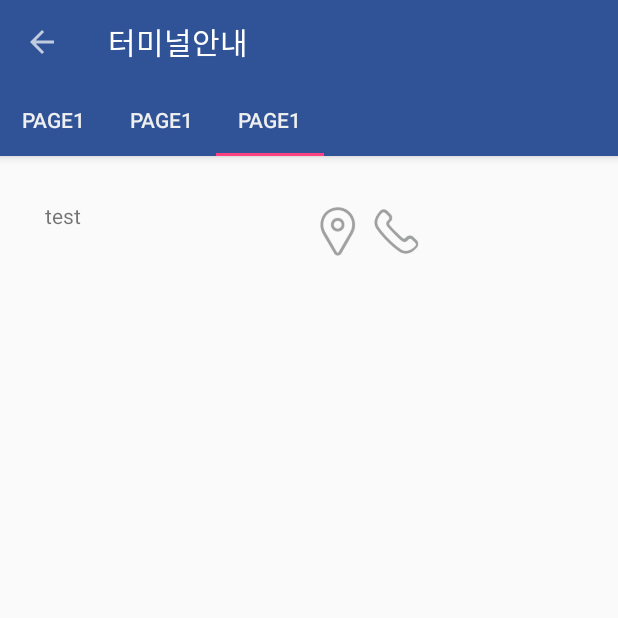
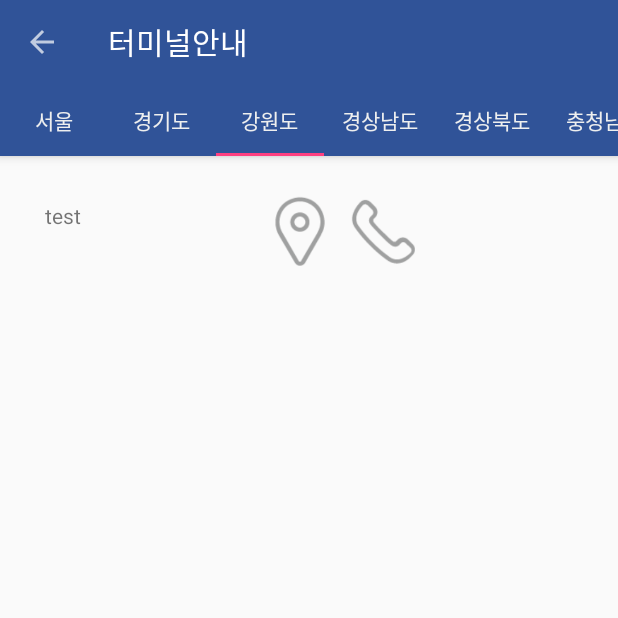
Before and after one commit to songmho/BusRo, an Android app: the TerminalActivity screen opened directly, with no data from a screen before it, tab 3 chosen, on a phone screen of 412 x 824 dp, the top half of it. Run offline under Robolectric (Android 15) with nearby library versions, the phone set to English and light mode, and no system bars; 1 statement that could not run was skipped.

Commit message:
터미널 페이지추가

```diff
--- a/app/src/main/java/com/busro/busro/TerminalActivity.java
+++ b/app/src/main/java/com/busro/busro/TerminalActivity.java
@@ -12,7 +12,7 @@ import android.support.v7.widget.Toolbar;
  * Created by 은별 on 2016-01-21.
  */
 public class TerminalActivity extends AppCompatActivity{
-    int MAX_PAGE = 3;
+    int MAX_PAGE = 9;
     Fragment cur_fragment = new Fragment();
 
     @Override
@@ -39,16 +39,38 @@ public class TerminalActivity extends AppCompatActivity{
 
         @Override
         public Fragment getItem(int position) {
+            Bundle bundle= new Bundle();
+
             if (position < 0 || MAX_PAGE <= position)
                 return null;
             switch (position) {
                 case 0:
                     cur_fragment = new page_1();
-                    break;
+                    bundle.putString("location", "서울");
+                    cur_fragment.setArguments(bundle);
+                    return cur_fragment;
                 case 1:
                     cur_fragment = new page_1();
                     break;
                 case 2:
+                    cur_fragment = new page_1();
+                    break;
+                case 3 :
+                    cur_fragment = new page_1();
+                    break;
+                case 4 :
+                    cur_fragment = new page_1();
+                    break;
+                case 5 :
+                    cur_fragment = new page_1();
+                    break;
+                case 6 :
+                    cur_fragment = new page_1();
+                    break;
+                case 7 :
+                    cur_fragment = new page_1();
+                    break;
+                case 8 :
                     cur_fragment = new page_1();
                     break;
             }
@@ -64,12 +86,23 @@ public class TerminalActivity extends AppCompatActivity{
         public CharSequence getPageTitle(int position) {
             switch(position){
                 case 0:
-                    return "page1";
+                    return "서울";
                 case 1:
-                    return "page1";
+                    return "경기도";
                 case 2:
-                    return "page1";
-
+                    return "강원도";
+                case 3:
+                    return "경상남도";
+                case 4:
+                    return "경상북도";
+                case 5:
+                    return "충청남도";
+                case 6:
+                    return "충청북도";
+                case 7:
+                    return "전라남도";
+                case 8:
+                    return "전라북도";
             }
             return super.getPageTitle(position);
         }
--- a/app/src/main/java/com/busro/busro/page_1.java
+++ b/app/src/main/java/com/busro/busro/page_1.java
@@ -3,6 +3,7 @@ package com.busro.busro;
 import android.os.Bundle;
 import android.support.v7.widget.LinearLayoutManager;
 import android.support.v7.widget.RecyclerView;
+import android.util.Log;
 import android.view.LayoutInflater;
 import android.view.View;
 import android.view.ViewGroup;
@@ -30,7 +31,10 @@ public class page_1 extends android.support.v4.app.Fragment{
         List<Recycler_item> items = new ArrayList<>();
         Recycler_item item = new Recycler_item("test");
         items.add(item);
-        recyclerView.setAdapter(new RecyclerAdapter(getActivity(),items,R.layout.item_recyclerview));
+        recyclerView.setAdapter(new RecyclerAdapter(getActivity(), items, R.layout.item_recyclerview));
+
+        Bundle bundle = getArguments();
+        Log.d("ddd",bundle.getString("location"));
 
         return linearLayout;
     }
--- a/app/src/main/res/layout/item_recyclerview.xml
+++ b/app/src/main/res/layout/item_recyclerview.xml
@@ -9,7 +9,7 @@
         android:weightSum="1"
         >
         <TextView
-            android:layout_width="wrap_content"
+            android:layout_width="0dp"
             android:layout_height="match_parent"
             android:layout_weight=".6"
             android:padding="30dp"
```
Also changed, not shown: 1 other file.
